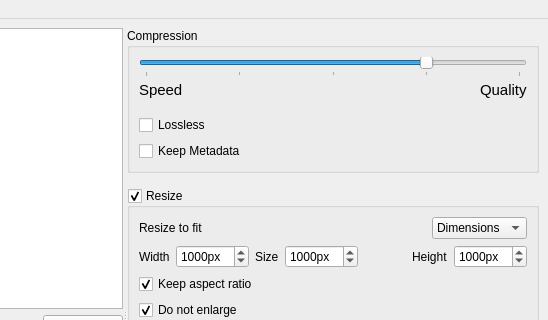
Old version of the form views/MainWindow.ui in the repository Lymphatus/caesium-image-compressor; both pictures show x 395 to 943 and y 0 to 320 of the 943 by 641 pixel window.
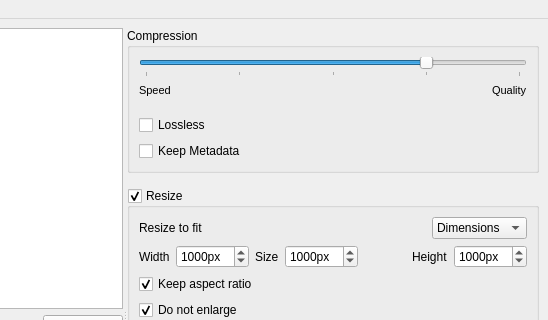
New version of the form. Custom widgets are drawn as their Qt base class.

Commit message: Restored .pro file

Diff of the .ui file:
```diff
--- a/views/MainWindow.ui
+++ b/views/MainWindow.ui
@@ -187,7 +187,7 @@
                  <widget class="QLabel" name="compressionSliderSpeed_Label">
                   <property name="font">
                    <font>
-                    <pointsize>11</pointsize>
+                    <pointsize>8</pointsize>
                    </font>
                   </property>
                   <property name="text">
@@ -212,7 +212,7 @@
                  <widget class="QLabel" name="compressionSliderQuality_Label">
                   <property name="font">
                    <font>
-                    <pointsize>11</pointsize>
+                    <pointsize>8</pointsize>
                    </font>
                   </property>
                   <property name="text">
```
Left out of the diff: 2 changed lines with no effect on the pictures. The commit also changes 1 other file.
